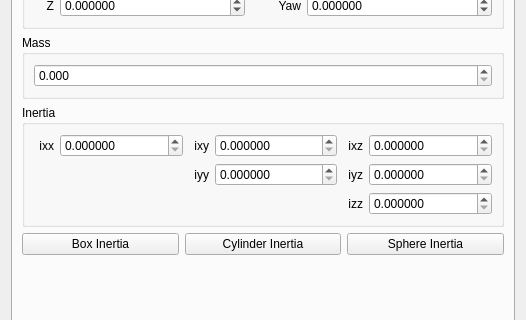
First picture: the form in urdf_builder/ui/update_link_dialog.ui, repository TobasFlightControl/tobas, before the edit; both pictures show x 0 to 526 and y 139 to 459 of the 526 by 897 pixel window.
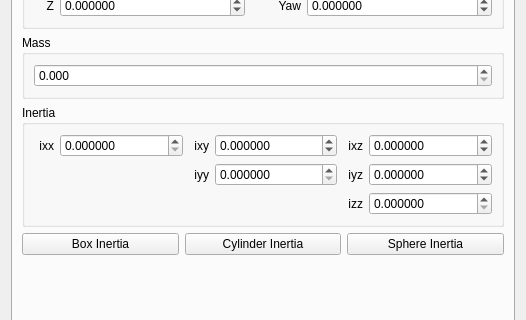
Second picture: the form after the edit. The open tabs and pages were chosen to show the change.

Commit message: 負の慣性乗積を指定可能に

```diff
--- a/urdf_builder/ui/update_link_dialog.ui
+++ b/urdf_builder/ui/update_link_dialog.ui
@@ -2874,6 +2874,12 @@
                         <property name="decimals">
                           <number>6</number>
                         </property>
+                        <property name="minimum">
+                          <number>-10000</number>
+                        </property>
+                        <property name="maximum">
+                          <number>10000</number>
+                        </property>
                         <property name="singleStep">
                           <double>0.001</double>
                         </property>
@@ -2980,6 +2986,12 @@
                         <property name="decimals">
                           <number>6</number>
                         </property>
+                        <property name="minimum">
+                          <number>-10000</number>
+                        </property>
+                        <property name="maximum">
+                          <number>10000</number>
+                        </property>
                         <property name="singleStep">
                           <double>0.001</double>
                         </property>
@@ -3009,6 +3021,12 @@
                         <property name="decimals">
                           <number>6</number>
                         </property>
+                        <property name="minimum">
+                          <number>-10000</number>
+                        </property>
+                        <property name="maximum">
+                          <number>10000</number>
+                        </property>
                         <property name="singleStep">
                           <double>0.001</double>
                         </property>
```
Left out of the diff: 18 changed lines with no effect on the pictures.
